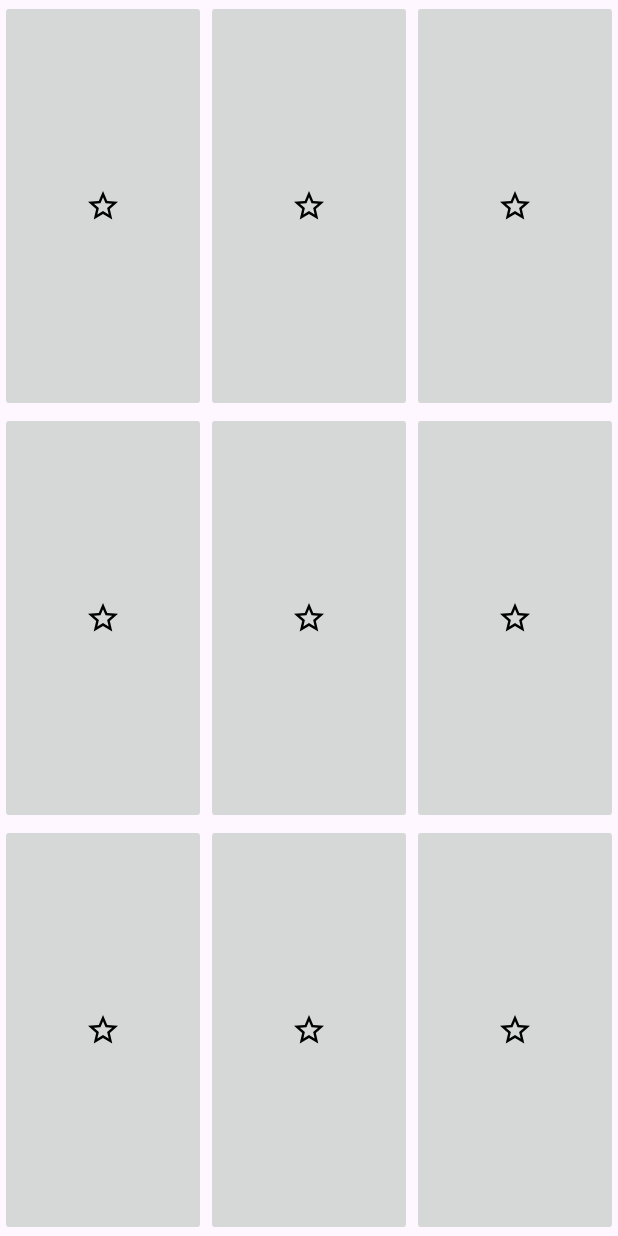
After one commit to Rbabinski2000/Lab-memory, an Android app: the Lab03Activity screen opened directly, with no data from a screen before it, on a phone screen of 412 x 824 dp. The commit adds this screen. Run offline under Robolectric (Android 15) with nearby library versions, the phone set to English and light mode, and no system bars.

Commit message:
Lab 04 added memory board, tiles doesnt work

```diff
--- a/app/src/main/AndroidManifest.xml
+++ b/app/src/main/AndroidManifest.xml
@@ -12,6 +12,9 @@
         android:supportsRtl="true"
         android:theme="@style/Theme.Labmemory"
         tools:targetApi="31">
+        <activity
+            android:name=".Lab03Activity"
+            android:exported="false" />
         <activity
             android:name=".Lab02Activity"
             android:exported="false" />
--- a/app/src/main/java/pl/babinski/MainActivity.kt
+++ b/app/src/main/java/pl/babinski/MainActivity.kt
@@ -17,7 +17,7 @@ class MainActivity : AppCompatActivity() {
         super.onCreate(savedInstanceState)
         enableEdgeToEdge()
         setContentView(R.layout.activity_main)
-        ViewCompat.setOnApplyWindowInsetsListener(findViewById(R.id.main)) { v, insets ->
+        ViewCompat.setOnApplyWindowInsetsListener(findViewById(R.id.mainMain)) { v, insets ->
             val systemBars = insets.getInsets(WindowInsetsCompat.Type.systemBars())
             v.setPadding(systemBars.left, systemBars.top, systemBars.right, systemBars.bottom)
             insets
--- a/app/src/main/java/pl/babinski/lab/Lab01Activity.kt
+++ b/app/src/main/java/pl/babinski/lab/Lab01Activity.kt
@@ -18,7 +18,7 @@ class Lab01Activity : AppCompatActivity() {
     override fun onCreate(savedInstanceState: Bundle?) {
         super.onCreate(savedInstanceState)
         setContentView(R.layout.activity_lab01)
-        mLayout = findViewById(R.id.main)
+        mLayout = findViewById(R.id.mainLab01)
 
         mTitle = TextView(this)
         mTitle.text = "Laboratorium 1"
--- /dev/null
+++ b/app/src/main/java/pl/babinski/lab/Lab03Activity.kt
@@ -0,0 +1,188 @@
+package pl.babinski.lab
+
+import android.os.Bundle
+import android.view.Gravity
+import android.view.View
+import android.widget.ImageButton
+import androidx.activity.enableEdgeToEdge
+import androidx.appcompat.app.AppCompatActivity
+import androidx.core.view.ViewCompat
+import androidx.core.view.WindowInsetsCompat
+import androidx.gridlayout.widget.GridLayout
+import java.util.Stack
+
+class Lab03Activity : AppCompatActivity() {
+
+    override fun onCreate(savedInstanceState: Bundle?) {
+        super.onCreate(savedInstanceState)
+        enableEdgeToEdge()
+        setContentView(R.layout.activity_lab03)
+        ViewCompat.setOnApplyWindowInsetsListener(findViewById(R.id.main_Grid)) { v, insets ->
+            val systemBars = insets.getInsets(WindowInsetsCompat.Type.systemBars())
+            v.setPadding(systemBars.left, systemBars.top, systemBars.right, systemBars.bottom)
+            insets
+        }
+
+
+        val columns = intent.getIntExtra("columns", 3)
+        val rows = intent.getIntExtra("rows", 3)
+
+        var mBoard:GridLayout=findViewById(R.id.main_Grid)
+        mBoard.columnCount=columns
+        mBoard.rowCount=rows
+
+
+        val mBoardModel = MemoryBoardView(mBoard, columns, rows)
+
+
+        /*for (col in 0 until columns){
+            for (row in 0 until rows){
+
+
+                val btn = ImageButton(this).also {
+                    it.tag = "${col}x${row}"
+                    val layoutParams = GridLayout.LayoutParams()
+                    it.setImageResource(R.drawable.baseline_star_border_24)
+                    layoutParams.width = 0
+                    layoutParams.height = 0
+                    layoutParams.setGravity(Gravity.CENTER)
+                    layoutParams.columnSpec = GridLayout.spec(col, 1, 1f)
+                    layoutParams.rowSpec = GridLayout.spec(row, 1, 1f)
+                    it.layoutParams = layoutParams
+
+                    mBoard.addView(it)
+                }
+
+            }
+        }*/
+    }
+
+
+}
+
+class MemoryBoardView(
+    private val gridLayout: GridLayout,
+    private val cols: Int,
+    private val rows: Int
+) {
+    private val tiles: MutableMap<String, Tile> = mutableMapOf()
+    private val icons: List<Int> = listOf(
+        R.drawable.baseline_rocket_24,
+        R.drawable.baseline_water_drop_24,
+        R.drawable.baseline_star_border_24,
+        R.drawable.baseline_air_24,
+        // dodaj kolejne identyfikatory utworzonych ikon
+    )
+    init {
+        val shuffledIcons: MutableList<Int> = mutableListOf<Int>().also {
+            it.addAll(icons.subList(0, cols * rows / 2))
+            it.addAll(icons.subList(0, cols * rows / 2))
+            it.shuffle()
+        }
+
+        // tu umieść kod pętli tworzący wszystkie karty, który jest obecnie
+        // w aktywności Lab03Activity
+        for (col in 0 until cols){
+            for (row in 0 until rows){
+
+
+                val btn = ImageButton(gridLayout.context).also {
+                    it.tag = "${col}x${row}"
+                    val layoutParams = GridLayout.LayoutParams()
+                    it.setImageResource(R.drawable.baseline_star_border_24)
+                    layoutParams.width = 0
+                    layoutParams.height = 0
+                    layoutParams.setGravity(Gravity.CENTER)
+                    layoutParams.columnSpec = GridLayout.spec(col, 1, 1f)
+                    layoutParams.rowSpec = GridLayout.spec(row, 1, 1f)
+                    it.layoutParams = layoutParams
+
+
+                }
+                gridLayout.addView(btn)
+                //addTile(btn,shuffledIcons.last())
+                //shuffledIcons.removeLast()
+            }
+        }
+    }
+    private val deckResource: Int = R.drawable.baseline_hourglass_full_24
+    private var onGameChangeStateListener: (MemoryGameEvent) -> Unit = { (e) -> }
+    private val matchedPair: Stack<Tile> = Stack()
+    private val logic: MemoryGameLogic = MemoryGameLogic(cols * rows / 2)
+
+    private fun onClickTile(v: View) {
+        val tile = tiles[v.tag]
+        matchedPair.push(tile)
+        val matchResult = logic.process {
+            tile?.tileResource?:-1
+        }
+        onGameChangeStateListener(MemoryGameEvent(matchedPair.toList(), matchResult))
+        if (matchResult != GameStates.Matching) {
+            matchedPair.clear()
+        }
+    }
+
+    fun setOnGameChangeListener(listener: (event: MemoryGameEvent) -> Unit) {
+        onGameChangeStateListener = listener
+    }
+
+    private fun addTile(button: ImageButton, resourceImage: Int) {
+        button.setOnClickListener(::onClickTile)
+        val tile = Tile(button, resourceImage, deckResource)
+
+        tiles[button.tag.toString()] = tile
+    }
+}
+
+//logika karty
+data class Tile(val button: ImageButton, val tileResource: Int, val deckResource: Int) {
+    init {
+        button.setImageResource(deckResource)
+    }
+    private var _revealed: Boolean = false
+    var revealed: Boolean
+        get() {
+            return _revealed
+        }
+        set(value){
+            _revealed = value
+            if(_revealed){
+                button.setImageResource(tileResource)
+            }else{
+                button.setImageResource(deckResource)
+            }
+        }
+    fun removeOnClickListener(){
+        button.setOnClickListener(null)
+    }
+}
+enum class GameStates {
+    Matching, Match, NoMatch, Finished
+}
+
+//logika przebiegu  gry
+class MemoryGameLogic(private val maxMatches: Int) {
+
+    private var valueFunctions: MutableList<() -> Int> = mutableListOf()
+
+    private var matches: Int = 0
+
+    fun process(value: () -> Int):  GameStates{
+        if (valueFunctions.size < 1) {
+            valueFunctions.add(value)
+            return GameStates.Matching
+        }
+        valueFunctions.add(value)
+        val result = valueFunctions[0]() == valueFunctions[1]()
+        matches += if (result) 1 else 0
+        valueFunctions.clear()
+        return when (result) {
+            true -> if (matches == maxMatches) GameStates.Finished else GameStates.Match
+            false -> GameStates.NoMatch
+        }
+    }
+}
+data class MemoryGameEvent(
+    val tiles: List<Tile>,
+    val state: GameStates) {
+}
--- /dev/null
+++ b/app/src/main/res/drawable/baseline_air_24.xml
@@ -0,0 +1,5 @@
+<vector xmlns:android="http://schemas.android.com/apk/res/android" android:height="24dp" android:tint="#000000" android:viewportHeight="24" android:viewportWidth="24" android:width="24dp">
+
+    <path android:fillColor="@android:color/white" android:pathData="M14.5,17c0,1.65 -1.35,3 -3,3s-3,-1.35 -3,-3h2c0,0.55 0.45,1 1,1s1,-0.45 1,-1s-0.45,-1 -1,-1H2v-2h9.5C13.15,14 14.5,15.35 14.5,17zM19,6.5C19,4.57 17.43,3 15.5,3S12,4.57 12,6.5h2C14,5.67 14.67,5 15.5,5S17,5.67 17,6.5S16.33,8 15.5,8H2v2h13.5C17.43,10 19,8.43 19,6.5zM18.5,11H2v2h16.5c0.83,0 1.5,0.67 1.5,1.5S19.33,16 18.5,16v2c1.93,0 3.5,-1.57 3.5,-3.5S20.43,11 18.5,11z"/>
+
+</vector>
--- /dev/null
+++ b/app/src/main/res/drawable/baseline_fiber_manual_record_24.xml
@@ -0,0 +1,5 @@
+<vector xmlns:android="http://schemas.android.com/apk/res/android" android:height="24dp" android:tint="#000000" android:viewportHeight="24" android:viewportWidth="24" android:width="24dp">
+
+    <path android:fillColor="@android:color/white" android:pathData="M12,12m-8,0a8,8 0,1 1,16 0a8,8 0,1 1,-16 0"/>
+
+</vector>
--- /dev/null
+++ b/app/src/main/res/drawable/baseline_hourglass_full_24.xml
@@ -0,0 +1,5 @@
+<vector xmlns:android="http://schemas.android.com/apk/res/android" android:height="24dp" android:tint="#000000" android:viewportHeight="24" android:viewportWidth="24" android:width="24dp">
+
+    <path android:fillColor="@android:color/white" android:pathData="M6,2v6h0.01L6,8.01 10,12l-4,4 0.01,0.01H6V22h12v-5.99h-0.01L18,16l-4,-4 4,-3.99 -0.01,-0.01H18V2H6z"/>
+
+</vector>
--- /dev/null
+++ b/app/src/main/res/drawable/baseline_rocket_24.xml
@@ -0,0 +1,5 @@
+<vector xmlns:android="http://schemas.android.com/apk/res/android" android:height="24dp" android:tint="#000000" android:viewportHeight="24" android:viewportWidth="24" android:width="24dp">
+
+    <path android:fillColor="@android:color/white" android:pathData="M12,2.5c0,0 4.5,2.04 4.5,10.5c0,2.49 -1.04,5.57 -1.6,7H9.1c-0.56,-1.43 -1.6,-4.51 -1.6,-7C7.5,4.54 12,2.5 12,2.5zM14,11c0,-1.1 -0.9,-2 -2,-2s-2,0.9 -2,2s0.9,2 2,2S14,12.1 14,11zM7.69,20.52c-0.48,-1.23 -1.52,-4.17 -1.67,-6.87l-1.13,0.75C4.33,14.78 4,15.4 4,16.07V22L7.69,20.52zM20,22v-5.93c0,-0.67 -0.33,-1.29 -0.89,-1.66l-1.13,-0.75c-0.15,2.69 -1.2,5.64 -1.67,6.87L20,22z"/>
+
+</vector>
--- /dev/null
+++ b/app/src/main/res/drawable/baseline_star_border_24.xml
@@ -0,0 +1,5 @@
+<vector xmlns:android="http://schemas.android.com/apk/res/android" android:height="24dp" android:tint="#000000" android:viewportHeight="24" android:viewportWidth="24" android:width="24dp">
+
+    <path android:fillColor="@android:color/white" android:pathData="M22,9.24l-7.19,-0.62L12,2 9.19,8.63 2,9.24l5.46,4.73L5.82,21 12,17.27 18.18,21l-1.63,-7.03L22,9.24zM12,15.4l-3.76,2.27 1,-4.28 -3.32,-2.88 4.38,-0.38L12,6.1l1.71,4.04 4.38,0.38 -3.32,2.88 1,4.28L12,15.4z"/>
+
+</vector>
--- /dev/null
+++ b/app/src/main/res/drawable/baseline_water_drop_24.xml
@@ -0,0 +1,5 @@
+<vector xmlns:android="http://schemas.android.com/apk/res/android" android:height="24dp" android:tint="#000000" android:viewportHeight="24" android:viewportWidth="24" android:width="24dp">
+
+    <path android:fillColor="@android:color/white" android:pathData="M12,2c-5.33,4.55 -8,8.48 -8,11.8c0,4.98 3.8,8.2 8,8.2s8,-3.22 8,-8.2C20,10.48 17.33,6.55 12,2zM7.83,14c0.37,0 0.67,0.26 0.74,0.62c0.41,2.22 2.28,2.98 3.64,2.87c0.43,-0.02 0.79,0.32 0.79,0.75c0,0.4 -0.32,0.73 -0.72,0.75c-2.13,0.13 -4.62,-1.09 -5.19,-4.12C7.01,14.42 7.37,14 7.83,14z"/>
+
+</vector>
--- a/app/src/main/res/layout/activity_lab01.xml
+++ b/app/src/main/res/layout/activity_lab01.xml
@@ -2,7 +2,7 @@
 <LinearLayout xmlns:android="http://schemas.android.com/apk/res/android"
     xmlns:app="http://schemas.android.com/apk/res-auto"
     xmlns:tools="http://schemas.android.com/tools"
-    android:id="@+id/main"
+    android:id="@+id/mainLab01"
     android:layout_width="match_parent"
     android:layout_height="match_parent"
     android:orientation="vertical"
--- a/app/src/main/res/layout/activity_lab02.xml
+++ b/app/src/main/res/layout/activity_lab02.xml
@@ -1,7 +1,7 @@
 <?xml version="1.0" encoding="utf-8"?>
 <androidx.gridlayout.widget.GridLayout xmlns:android="http://schemas.android.com/apk/res/android"
     xmlns:app="http://schemas.android.com/apk/res-auto"
-    android:id="@+id/main"
+    android:id="@+id/mainLab02"
     android:layout_width="match_parent"
     android:layout_height="match_parent"
     android:padding="16dp"
--- /dev/null
+++ b/app/src/main/res/layout/activity_lab03.xml
@@ -0,0 +1,8 @@
+<?xml version="1.0" encoding="utf-8"?>
+<androidx.gridlayout.widget.GridLayout xmlns:android="http://schemas.android.com/apk/res/android"
+    xmlns:app="http://schemas.android.com/apk/res-auto"
+    xmlns:tools="http://schemas.android.com/tools"
+    android:id="@+id/main_Grid"
+    android:layout_width="match_parent"
+    android:layout_height="match_parent"
+    tools:context=".Lab03Activity"/>
--- a/app/src/main/res/layout/activity_main.xml
+++ b/app/src/main/res/layout/activity_main.xml
@@ -2,7 +2,7 @@
 <androidx.constraintlayout.widget.ConstraintLayout xmlns:android="http://schemas.android.com/apk/res/android"
     xmlns:app="http://schemas.android.com/apk/res-auto"
     xmlns:tools="http://schemas.android.com/tools"
-    android:id="@+id/main"
+    android:id="@+id/mainMain"
     android:layout_width="match_parent"
     android:layout_height="match_parent"
     tools:context="pl.babinski.MainActivity">
```
Also changed, not shown: app/src/main/java/pl/babinski/lab/Lab02Activity.kt (+12 -6 lines).
